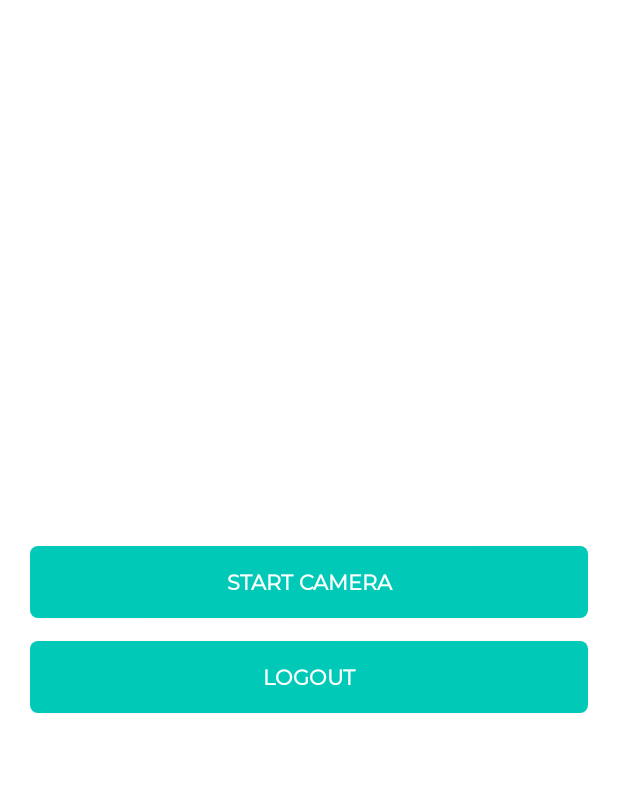
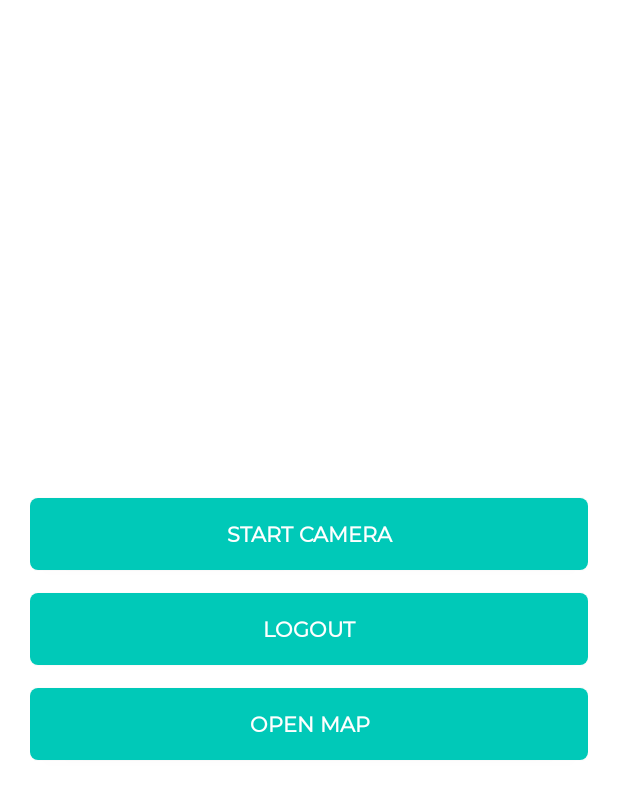
Before and after one commit to anthonymghms/MDP07, an Android app: the HomeActivity screen opened directly, with no data from a screen before it, on a phone screen of 412 x 824 dp. Shown: the top 799 px of the screen. Run offline under Robolectric (Android 15) with nearby library versions, the phone set to English and light mode, and no system bars; libraries missing offline, so code that uses them is left out: androidx.camera.core, androidx.camera.lifecycle; plain views replace PreviewView.

Commit message:
Added map page

```diff
--- a/Mobile App/app/build.gradle
+++ b/Mobile App/app/build.gradle
@@ -51,4 +51,6 @@ dependencies {
     implementation "androidx.camera:camera-video:${camerax_version}"
     implementation "androidx.camera:camera-view:${camerax_version}"
     implementation "androidx.camera:camera-extensions:${camerax_version}"
+    implementation "com.google.android.gms:play-services-maps:18.1.0"
+
 }
--- a/Mobile App/app/src/main/java/com/example/loginsignup/HomeActivity.kt
+++ b/Mobile App/app/src/main/java/com/example/loginsignup/HomeActivity.kt
@@ -38,6 +38,9 @@ class HomeActivity : AppCompatActivity() {
 
         binding.btnLogout.setOnClickListener {
             startActivity(Intent(this, LoginActivity::class.java))
+        }
+        binding.btnMap.setOnClickListener {
+            startActivity(Intent(this, MapViewActivity::class.java))
         }
     }
 
--- a/Mobile App/app/src/main/res/layout/activity_home.xml
+++ b/Mobile App/app/src/main/res/layout/activity_home.xml
@@ -36,4 +36,12 @@
         android:text="@string/btn_logout"
         style="@style/ButtonGreen"/>
 
+    <androidx.appcompat.widget.AppCompatButton
+        android:id="@+id/btn_map"
+        android:layout_width="match_parent"
+        android:layout_height="wrap_content"
+        android:layout_marginTop="15dp"
+        android:text="@string/open_map"
+        style="@style/ButtonGreen"/>
+
 </LinearLayout>
--- a/Mobile App/app/src/main/res/values/strings.xml
+++ b/Mobile App/app/src/main/res/values/strings.xml
@@ -31,5 +31,6 @@
     <string name="verify_email">Confirmed</string>
     <string name="resend_email">Resend Email</string>
     <string name="chooser_title">Choose your email app</string>
+    <string name="open_map">Open Map</string>
 
 </resources>
```
Also changed, not shown: Mobile App/app/src/main/AndroidManifest.xml (+12 -0 lines), Mobile App/app/src/main/java/com/example/loginsignup/MapViewActivity.kt (added, +23 -0 lines), Mobile App/app/src/main/res/layout/activity_map_view.xml (added, +23 -0 lines).
